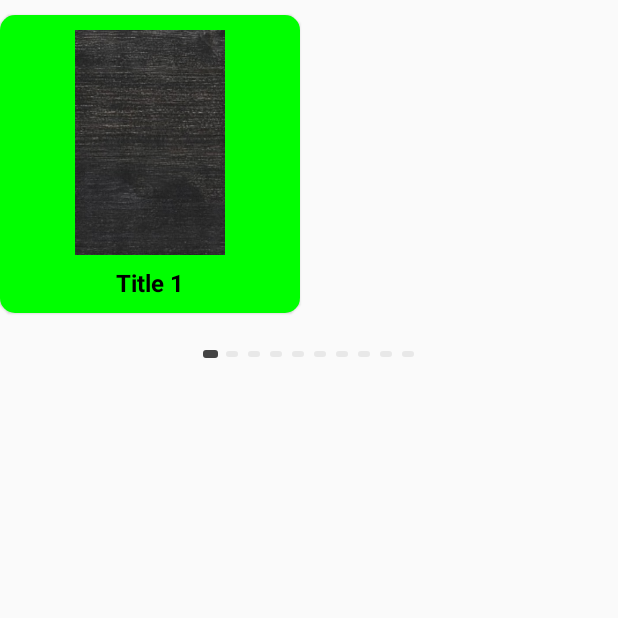
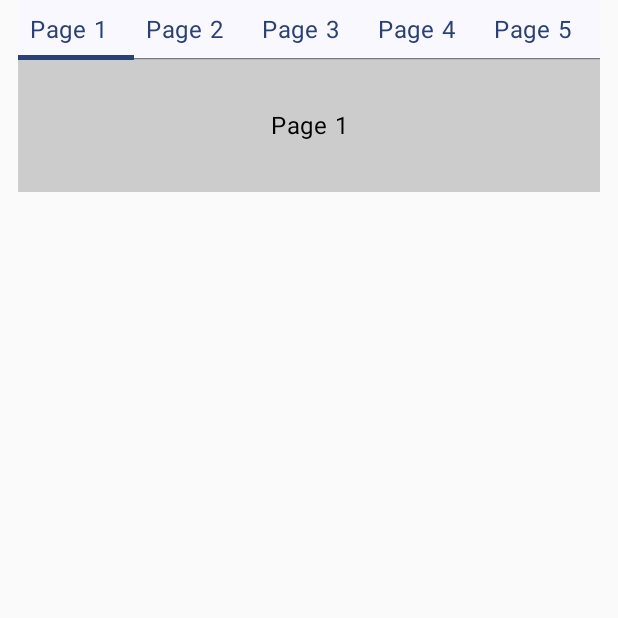
Before and after one commit to Amir-ByteGrowth/AndDevCompoosePreperations, an Android app built with Jetpack Compose: the screen it shows after launch (MainActivity), on a phone screen of 412 x 824 dp, the top half of it. Run offline under Robolectric (Android 15) with nearby library versions, the light colour scheme and no system bars.

Commit message:
HorizontalPager with tab done

```diff
--- a/basiclayoutpractice/src/main/java/com/example/basiclayoutpractice/MainActivity.kt
+++ b/basiclayoutpractice/src/main/java/com/example/basiclayoutpractice/MainActivity.kt
@@ -18,6 +18,8 @@ import com.example.basiclayoutpractice.widgets.ListOfFloatingActionButton
 import com.example.basiclayoutpractice.widgets.UserRowWithThumbImg
 import com.example.basiclayoutpractice.widgets.VerticalPagerWidget
 import com.example.basiclayoutpractice.widgets.hzpagetindicator.HorizontalPagerSample
+import com.example.basiclayoutpractice.widgets.hzpagetindicator.HorizontalPagerTabRowSample
+
 class MainActivity : ComponentActivity() {
     override fun onCreate(savedInstanceState: Bundle?) {
         super.onCreate(savedInstanceState)
@@ -35,7 +37,8 @@ class MainActivity : ComponentActivity() {
 //                HorizontalPagerWidget()
 //                VerticalPagerWidget()
 //                LaunchEffectWithPager()
-                HorizontalPagerSample()
+//                HorizontalPagerSample()
+                HorizontalPagerTabRowSample()
             }
         }
     }
--- /dev/null
+++ b/basiclayoutpractice/src/main/java/com/example/basiclayoutpractice/widgets/hzpagetindicator/HzPagerWithTabRow.kt
@@ -0,0 +1,73 @@
+package com.example.basiclayoutpractice.widgets.hzpagetindicator
+
+import androidx.compose.foundation.ExperimentalFoundationApi
+import androidx.compose.foundation.background
+import androidx.compose.foundation.clickable
+import androidx.compose.foundation.layout.Arrangement
+import androidx.compose.foundation.layout.Column
+import androidx.compose.foundation.layout.fillMaxWidth
+import androidx.compose.foundation.layout.padding
+import androidx.compose.foundation.pager.HorizontalPager
+import androidx.compose.foundation.pager.rememberPagerState
+import androidx.compose.material3.TabRow
+import androidx.compose.material3.TabRowDefaults
+import androidx.compose.material3.TabRowDefaults.tabIndicatorOffset
+import androidx.compose.material3.Text
+import androidx.compose.runtime.Composable
+import androidx.compose.runtime.rememberCoroutineScope
+import androidx.compose.ui.Alignment
+import androidx.compose.ui.Modifier
+import androidx.compose.ui.graphics.Color
+import androidx.compose.ui.text.style.TextAlign
+import androidx.compose.ui.unit.dp
+import kotlinx.coroutines.launch
+
+@OptIn(ExperimentalFoundationApi::class)
+@Composable
+ fun HorizontalPagerTabRowSample() {
+    val pagerState = rememberPagerState()
+    val pages = (1..5).map { "Page $it" }
+    val scrollCoroutineScope = rememberCoroutineScope()
+
+    Column(
+        verticalArrangement = Arrangement.Center,
+        horizontalAlignment = Alignment.CenterHorizontally,
+        modifier = Modifier.padding(horizontal = 12.dp)
+    ) {
+        TabRow(
+            selectedTabIndex = pagerState.currentPage,
+            indicator = { tabPositions ->
+                TabRowDefaults.Indicator(
+                    Modifier
+                        .tabIndicatorOffset(tabPositions[pagerState.currentPage])
+                )
+            },
+        ) {
+            pages.forEachIndexed { index, title ->
+                Text(text = title,
+                    modifier = Modifier
+                        .clickable {
+                            scrollCoroutineScope.launch {
+                                pagerState.animateScrollToPage(index)
+                            }
+                        }
+                        .padding(8.dp))
+            }
+        }
+
+        HorizontalPager(
+            pageCount = pages.size,
+            state = pagerState,
+            pageSpacing = 8.dp
+        ) { page ->
+            Text(
+                text = pages[page],
+                textAlign = TextAlign.Center,
+                modifier = Modifier
+                    .background(Color.LightGray)
+                    .fillMaxWidth()
+                    .padding(32.dp)
+            )
+        }
+    }
+}
```
